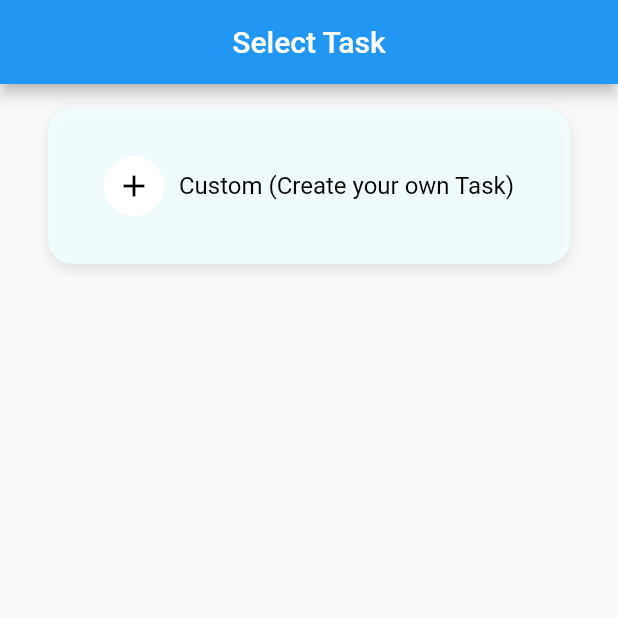
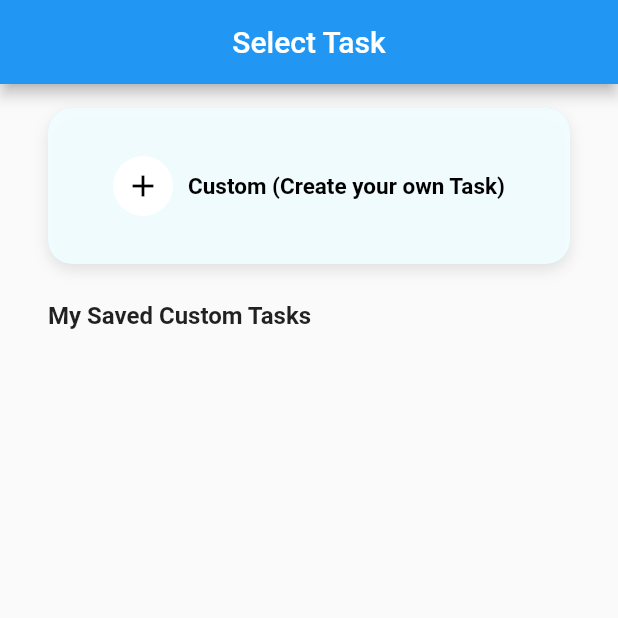
Before and after one commit to suyashmadhesia/flutter-assignment, a Flutter app: the screen it shows after launch, on a phone screen of 412 x 824 dp, the top half of it. Run offline on Flutter 3.47's test engine with Material 2 defaults, Android fonts, the phone set to English and light mode, and no system bars; our stand-ins replace equatable, flutter_bloc, shared_preferences.

```diff
--- a/lib/main.dart
+++ b/lib/main.dart
@@ -11,7 +11,7 @@ class MyApp extends StatelessWidget {
   @override
   Widget build(BuildContext context) {
     return MaterialApp(
-      title: 'Flutter Demo',
+      title: 'Trumsy Assignment',
       theme: ThemeData(
         primarySwatch: Colors.blue,
       ),
--- a/lib/presentation/pages/home.dart
+++ b/lib/presentation/pages/home.dart
@@ -17,9 +17,8 @@ class _HomePageState extends State<HomePage> {
       ),
       body: Padding(
         padding: const EdgeInsets.symmetric(horizontal: 32.0, vertical: 16.0),
-          child: Scrollbar(
-            child: ListView(
-              physics: const BouncingScrollPhysics(),
+        child: Column(
+          crossAxisAlignment: CrossAxisAlignment.start,
           children: [
             Container(
               decoration: BoxDecoration(
@@ -34,13 +33,14 @@ class _HomePageState extends State<HomePage> {
                 ],
               ),
               child: ListTile(
-                      contentPadding:
-                          const EdgeInsets.symmetric(vertical: 24.0),
+                contentPadding: const EdgeInsets.symmetric(vertical: 24.0),
                 tileColor: const Color.fromARGB(255, 203, 241, 255),
                 shape: const RoundedRectangleBorder(
                   borderRadius: BorderRadius.all(Radius.circular(16.0)),
                 ),
-                      onTap: () {},
+                onTap: () {
+                  debugPrint('Tapped');
+                },
                 title: Row(
                   mainAxisAlignment: MainAxisAlignment.center,
                   crossAxisAlignment: CrossAxisAlignment.center,
@@ -58,14 +58,36 @@ class _HomePageState extends State<HomePage> {
                     ),
                     Text(
                       'Custom (Create your own Task)',
-                            style: TextStyle(color: Colors.black),
+                      style: TextStyle(
+                        fontSize: 15,
+                        fontWeight: FontWeight.w600,
+                        color: Colors.black,
                       ),
-                        ],
-                      )),
                     ),
                   ],
                 ),
-          )),
+              ),
+            ),
+            const SizedBox(height: 25.0),
+            const Text(
+              "My Saved Custom Tasks",
+              style: TextStyle(fontWeight: FontWeight.bold, fontSize: 16),
+            ),
+            Expanded(
+              child: Scrollbar(
+                child: ListView(
+                  physics: const BouncingScrollPhysics(),
+                  children: const [
+                    SizedBox(
+                      height: 20,
+                    ),
+                  ],
+                ),
+              ),
+            ),
+          ],
+        ),
+      ),
     );
   }
 }
```
Also changed, not shown: lib/presentation/view/bloc_view.dart (+25 -0 lines), lib/presentation/widgets/text_field.dart (added, +86 -0 lines). Lines whose indentation alone changed are shown as unchanged.
